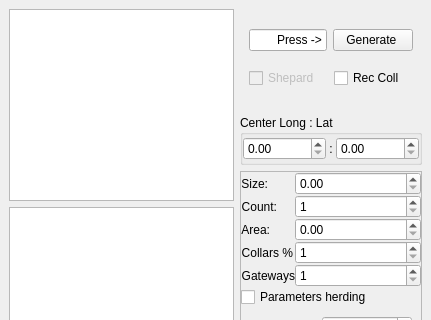
This is mainwindow.ui in IvanTsantsarov/herdmind-simulator as Qt 5 draws it before an edit; both pictures show x 0 to 431 and y 0 to 320 of the 431 by 696 pixel window. The edited form follows.
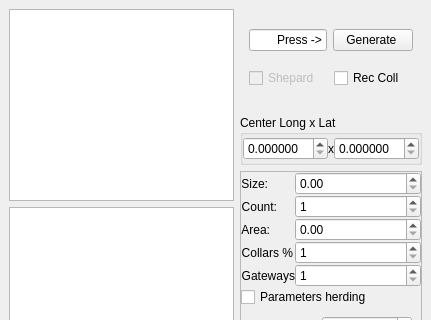
This is the edited form. Icons and pictures are not drawn.

Patch:
```diff
--- a/mainwindow.ui
+++ b/mainwindow.ui
@@ -151,7 +151,7 @@
            </size>
           </property>
           <property name="title">
-           <string>Center Long : Lat</string>
+           <string>Center Long x Lat</string>
           </property>
           <layout class="QHBoxLayout" name="horizontalLayout_5">
            <property name="spacing">
@@ -176,6 +176,9 @@
                <property name="toolTip">
                 <string>Center Longitude</string>
                </property>
+               <property name="decimals">
+                <number>6</number>
+               </property>
               </widget>
              </item>
              <item>
@@ -187,7 +190,7 @@
                 </sizepolicy>
                </property>
                <property name="text">
-                <string> : </string>
+                <string>x</string>
                </property>
               </widget>
              </item>
@@ -196,6 +199,9 @@
                <property name="toolTip">
                 <string>Center Latitude</string>
                </property>
+               <property name="decimals">
+                <number>6</number>
+               </property>
               </widget>
              </item>
             </layout>
```
Left out of the diff: 8 changed lines with no effect on the pictures.
